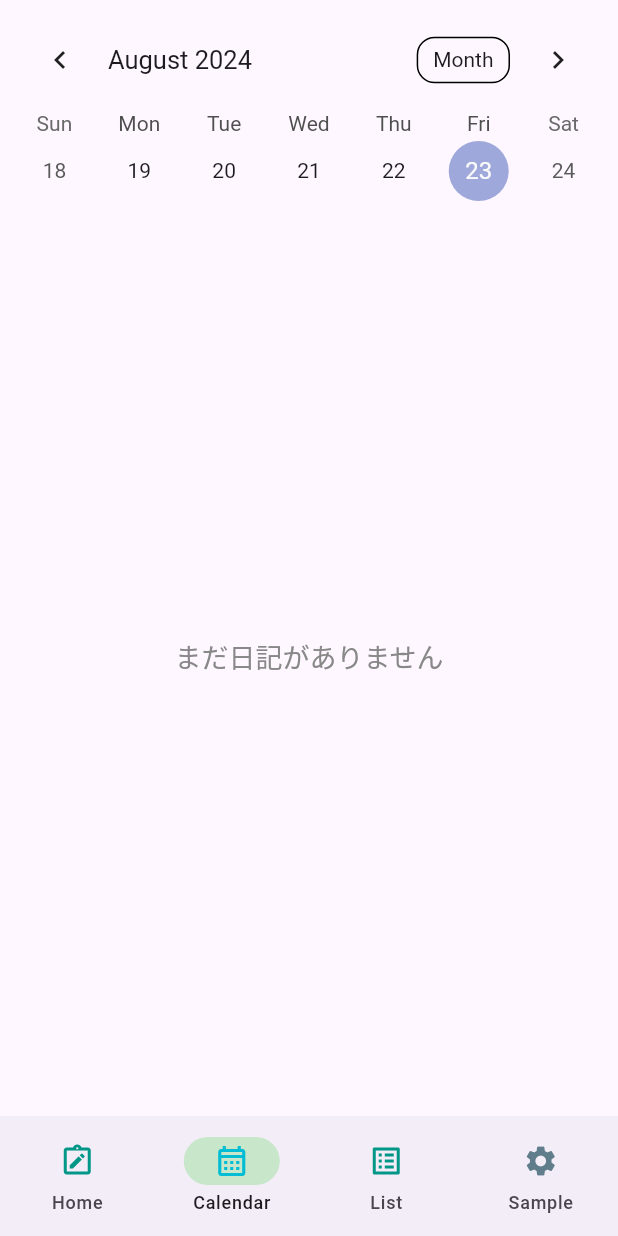
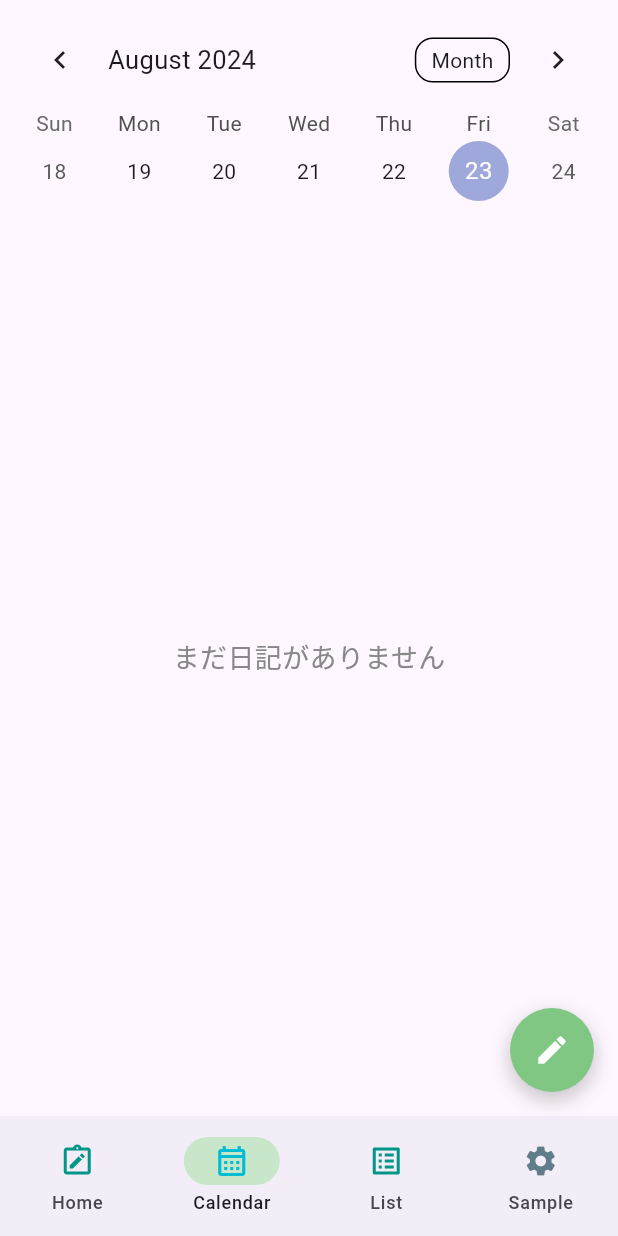
Before and after one commit to muranakar/mind_journal, a Flutter app: the screen it shows after launch, item 2 of the bottom bar chosen, on a phone screen of 412 x 824 dp. Run offline on Flutter 3.47's test engine with Material 3 defaults, Android fonts, the light colour scheme and no system bars; drawn by our look-alikes of table_calendar; our stand-ins replace shared_preferences, sqflite; accounts and stored records are empty.

Commit message:
add 右下に記録ボタンを設置

```diff
--- a/lib/main.dart
+++ b/lib/main.dart
@@ -23,24 +23,6 @@ class NavigationBarApp extends StatelessWidget {
     return Consumer<DeviceInfo>(
       builder: (context, deviceInfo, child) {
         return MaterialApp(
-          theme: ThemeData(
-            useMaterial3: true,
-            textTheme: TextTheme(
-              bodyLarge: TextStyle(
-                fontFamily: deviceInfo.font,
-                fontSize: deviceInfo.fontSize,
-                letterSpacing: deviceInfo.letterSpacing,
-                height: deviceInfo.lineHeight,
-              ),
-              bodyMedium: TextStyle(
-                fontFamily: deviceInfo.font,
-                fontSize: deviceInfo.fontSize,
-                letterSpacing: deviceInfo.letterSpacing,
-                height: deviceInfo.lineHeight,
-              ),
-              // 他のテキストスタイルもここで設定可能
-            ),
-          ),
           darkTheme: ThemeData.dark(),
           themeMode: deviceInfo.isDarkMode ? ThemeMode.dark : ThemeMode.light,
           home: const NavigationExample(),
@@ -139,6 +121,42 @@ class _NavigationExampleState extends State<NavigationExample> {
           ),
         ),
       ][currentPageIndex],
+      floatingActionButton: (currentPageIndex == 1 ||
+              currentPageIndex == 2 ||
+              currentPageIndex == 3)
+          ? FloatingActionButton(
+              onPressed: () {
+                // ここに日記を追加する画面への遷移などの処理を実装
+                setState(() {
+                  currentPageIndex = 0;
+                });
+              },
+              child: Container(
+                width: double.infinity,
+                height: double.infinity,
+                decoration: BoxDecoration(
+                  shape: BoxShape.circle,
+                  color: Colors.green[300], // 背景色を指定
+                  boxShadow: [
+                    BoxShadow(
+                      color: Colors.black.withOpacity(0.2), // 影の色を指定
+                      spreadRadius: 1, // 影の広がりを指定
+                      blurRadius: 10, // 影のぼかし具合を指定
+                      offset: Offset(0, 5), // 影の位置を指定 (x, y)
+                    ),
+                  ],
+                ),
+                child: Icon(
+                  Icons.mode,
+                  color: Colors.white, // アイコンの色を白に指定
+                  size: 24.0, // アイコンのサイズを調整
+                ),
+              ),
+              backgroundColor: Colors.transparent, // ボタンの背景を透明にする
+              elevation: 0.0, // デフォルトの影を削除
+            )
+          : null,
+      floatingActionButtonLocation: FloatingActionButtonLocation.endFloat,
     );
   }
 }
```
